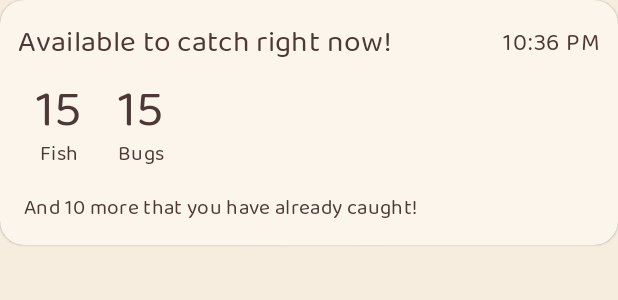
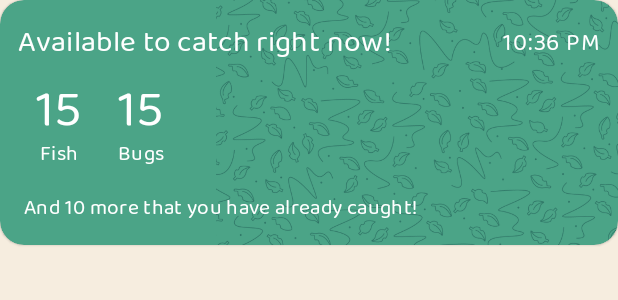
Before and after one commit to jamieadkins95/acnh-island-companion, an Android app: the layout view_currently_available.xml on its own in the app's theme, with its tools: preview values and no code run, on a phone screen of 412 x 824 dp. Shown: the top 300 px of the screen. Run offline under Robolectric (Android 15) with nearby library versions, the phone set to English and light mode, and no system bars.

Commit message:
Started on card designs

```diff
--- a/app/src/main/java/com/jamieadkins/acnh/home/BugFishSummaryItem.kt
+++ b/app/src/main/java/com/jamieadkins/acnh/home/BugFishSummaryItem.kt
@@ -1,7 +1,11 @@
 package com.jamieadkins.acnh.home
 
 import android.view.View
+import androidx.annotation.ColorRes
+import androidx.annotation.DrawableRes
 import androidx.annotation.StringRes
+import androidx.core.content.ContextCompat
+import coil.api.load
 import com.jamieadkins.acnh.R
 import com.jamieadkins.acnh.domain.BugFishSummaryEntity
 import com.xwray.groupie.kotlinandroidextensions.GroupieViewHolder
@@ -12,7 +16,9 @@ import org.threeten.bp.format.DateTimeFormatter
 data class BugFishSummaryItem(
     val bugFishSummary: BugFishSummaryEntity,
     @StringRes val titleText: Int,
-    val showTime: Boolean
+    val showTime: Boolean,
+    @ColorRes val backgroundColor: Int,
+    @DrawableRes val backgroundAsset: Int
 ) : Item(titleText.toLong()) {
 
     override fun getLayout(): Int = R.layout.view_currently_available
@@ -20,6 +26,9 @@ data class BugFishSummaryItem(
     override fun bind(viewHolder: GroupieViewHolder, position: Int)  = viewHolder.itemView.bind()
 
     private fun View.bind() {
+        container.setCardBackgroundColor(ContextCompat.getColor(context, backgroundColor))
+        decoration.load(backgroundAsset)
+        decoration.setCropOffset(horizontalOffsetPercent = 0f)
         title.setText(titleText)
         fishCount.text = String.format("%02d", bugFishSummary.uncaughtFish.size)
         bugsCount.text = String.format("%02d", bugFishSummary.uncaughtBugs.size)
--- /dev/null
+++ b/app/src/main/java/com/jamieadkins/acnh/home/CropImageView.kt
@@ -0,0 +1,80 @@
+package com.jamieadkins.acnh.home
+
+import android.content.Context
+import android.graphics.Matrix
+import android.graphics.RectF
+import android.util.AttributeSet
+import androidx.annotation.AttrRes
+import androidx.appcompat.widget.AppCompatImageView
+
+/**
+ * [android.widget.ImageView] that supports directional cropping in both vertical and
+ * horizontal directions instead of being restricted to center-crop. Automatically sets [ ] to MATRIX and defaults to center-crop.
+ */
+class CropImageView @JvmOverloads constructor(
+    context: Context?, attrs: AttributeSet? = null, @AttrRes defStyleAttr: Int = 0
+) : AppCompatImageView(context, attrs, defStyleAttr) {
+
+    private var mHorizontalOffsetPercent = DEFAULT_HORIZONTAL_OFFSET
+    private var mVerticalOffsetPercent = DEFAULT_VERTICAL_OFFSET
+    override fun onSizeChanged(w: Int, h: Int, oldw: Int, oldh: Int) {
+        super.onSizeChanged(w, h, oldw, oldh)
+        applyCropOffset()
+    }
+
+    /**
+     * Sets the crop box offset by the specified percentage values. For example, a center-crop would
+     * be (0.5, 0.5), a top-left crop would be (0, 0), and a bottom-center crop would be (0.5, 1)
+     */
+    fun setCropOffset(horizontalOffsetPercent: Float = 0.5f, verticalOffsetPercent: Float = 0.5f) {
+        require(!(mHorizontalOffsetPercent < 0 || mVerticalOffsetPercent < 0 || mHorizontalOffsetPercent > 1 || mVerticalOffsetPercent > 1)) { "Offset values must be a float between 0.0 and 1.0" }
+        mHorizontalOffsetPercent = horizontalOffsetPercent
+        mVerticalOffsetPercent = verticalOffsetPercent
+        applyCropOffset()
+    }
+
+    private fun applyCropOffset() {
+        val matrix = imageMatrix
+        val scale: Float
+        val viewWidth = width - paddingLeft - paddingRight
+        val viewHeight = height - paddingTop - paddingBottom
+        var drawableWidth = 0
+        var drawableHeight = 0
+        // Allow for setting the drawable later in code by guarding ourselves here.
+        if (drawable != null) {
+            drawableWidth = drawable.intrinsicWidth
+            drawableHeight = drawable.intrinsicHeight
+        }
+        // Get the scale.
+        scale = if (drawableWidth * viewHeight > drawableHeight * viewWidth) { // Drawable is flatter than view. Scale it to fill the view height.
+            // A Top/Bottom crop here should be identical in this case.
+            viewHeight.toFloat() / drawableHeight.toFloat()
+        } else { // Drawable is taller than view. Scale it to fill the view width.
+            // Left/Right crop here should be identical in this case.
+            viewWidth.toFloat() / drawableWidth.toFloat()
+        }
+        val viewToDrawableWidth = viewWidth / scale
+        val viewToDrawableHeight = viewHeight / scale
+        val xOffset = mHorizontalOffsetPercent * (drawableWidth - viewToDrawableWidth)
+        val yOffset = mVerticalOffsetPercent * (drawableHeight - viewToDrawableHeight)
+        // Define the rect from which to take the image portion.
+        val drawableRect = RectF(
+            xOffset,
+            yOffset,
+            xOffset + viewToDrawableWidth,
+            yOffset + viewToDrawableHeight
+        )
+        val viewRect = RectF(0f, 0f, viewWidth.toFloat(), viewHeight.toFloat())
+        matrix.setRectToRect(drawableRect, viewRect, Matrix.ScaleToFit.FILL)
+        imageMatrix = matrix
+    }
+
+    companion object {
+        private const val DEFAULT_HORIZONTAL_OFFSET = 0.5f
+        private const val DEFAULT_VERTICAL_OFFSET = 0.5f
+    }
+
+    init {
+        scaleType = ScaleType.MATRIX
+    }
+}
--- a/app/src/main/java/com/jamieadkins/acnh/home/HomeFragment.kt
+++ b/app/src/main/java/com/jamieadkins/acnh/home/HomeFragment.kt
@@ -90,22 +90,22 @@ class HomeFragment : DaggerFragment(), HomeContract.View {
     }
 
     override fun showCrittersAvailableNow(bugFishSummary: BugFishSummaryEntity, rarestCritter: Any?) {
-        val summary = listOf(BugFishSummaryItem(bugFishSummary, R.string.available_now, true))
+        val summary = listOf(BugFishSummaryItem(bugFishSummary, R.string.available_now, true, R.color.green, R.drawable.bg_net))
         currentlyAvailableSection.update(summary + mapCritterToItem(rarestCritter))
     }
 
     override fun showCrittersGoingSoon(goingSoon: BugFishSummaryEntity, rarestCritter: Any?) {
-        val summary = listOf(BugFishSummaryItem(goingSoon, R.string.going_away_soon, false))
+        val summary = listOf(BugFishSummaryItem(goingSoon, R.string.going_away_soon, false, R.color.purple, R.drawable.bg_leaf))
         goingSoonSection.update(summary + mapCritterToItem(rarestCritter))
     }
 
     override fun showCrittersComingSoon(comingSoon: BugFishSummaryEntity, rarestCritter: Any?) {
-        val summary = listOf(BugFishSummaryItem(comingSoon, R.string.coming_soon, false))
+        val summary = listOf(BugFishSummaryItem(comingSoon, R.string.coming_soon, false, R.color.red, R.drawable.bg_leaf))
         comingSoonSection.update(summary + mapCritterToItem(rarestCritter))
     }
 
     override fun showCrittersNewThisMonth(newThisMonth: BugFishSummaryEntity, rarestCritter: Any?) {
-        val summary = listOf(BugFishSummaryItem(newThisMonth, R.string.new_this_month, false))
+        val summary = listOf(BugFishSummaryItem(newThisMonth, R.string.new_this_month, false, R.color.blue, R.drawable.bg_leaf))
         newThisMonthSection.update(summary + mapCritterToItem(rarestCritter))
     }
 
--- a/app/src/main/res/layout/view_currently_available.xml
+++ b/app/src/main/res/layout/view_currently_available.xml
@@ -3,6 +3,9 @@
     xmlns:android="http://schemas.android.com/apk/res/android"
     xmlns:app="http://schemas.android.com/apk/res-auto"
     xmlns:tools="http://schemas.android.com/tools"
+    android:id="@+id/container"
+    android:theme="@style/ThemeOverlay.IslandCompanionTheme.SummaryCard"
+    app:cardBackgroundColor="@color/green"
     android:layout_width="match_parent"
     android:layout_height="wrap_content"
     tools:layout_width="match_parent"
@@ -12,6 +15,25 @@
         android:id="@+id/constraintLayout"
         android:layout_width="match_parent"
         android:layout_height="wrap_content">
+
+        <androidx.constraintlayout.widget.Guideline
+            android:id="@+id/guide_bg"
+            android:layout_width="wrap_content"
+            android:layout_height="wrap_content"
+            android:orientation="vertical"
+            app:layout_constraintGuide_percent="0.35" />
+
+        <com.jamieadkins.acnh.home.CropImageView
+            android:id="@+id/decoration"
+            android:layout_width="0dp"
+            android:layout_height="0dp"
+            android:src="@drawable/bg_leaf"
+            android:scaleType="centerCrop"
+            android:importantForAccessibility="no"
+            app:layout_constraintEnd_toEndOf="parent"
+            app:layout_constraintBottom_toBottomOf="parent"
+            app:layout_constraintTop_toTopOf="parent"
+            app:layout_constraintStart_toStartOf="@id/guide_bg" />
 
         <TextView
             android:id="@+id/title"
@@ -94,7 +116,5 @@
             app:layout_constraintEnd_toEndOf="parent"
             app:layout_constraintBottom_toBottomOf="parent" />
 
-
-
     </androidx.constraintlayout.widget.ConstraintLayout>
 </com.google.android.material.card.MaterialCardView>
--- a/app/src/main/res/values/colors.xml
+++ b/app/src/main/res/values/colors.xml
@@ -16,4 +16,10 @@
   <color name="cash">#FFD051</color>
   <color name="location">#B1B4FF</color>
   <color name="date">#FFB084</color>
+
+  <color name="beige">#f8EDDC</color>
+  <color name="green">#4ba487</color>
+  <color name="purple">#916efc</color>
+  <color name="red">#fd807b</color>
+  <color name="blue">#7896FE</color>
 </resources>
--- a/app/src/main/res/values/styles.xml
+++ b/app/src/main/res/values/styles.xml
@@ -66,4 +66,8 @@
         <item name="android:fontFamily">@font/baloo_da</item>
     </style>
 
+    <style name="ThemeOverlay.IslandCompanionTheme.SummaryCard" parent="">
+        <item name="android:textColor">@color/white</item>
+    </style>
+
 </resources>
```
Also changed, not shown: app/src/main/res/drawable/bg_leaf.png (added), app/src/main/res/drawable/bg_net.png (added).
